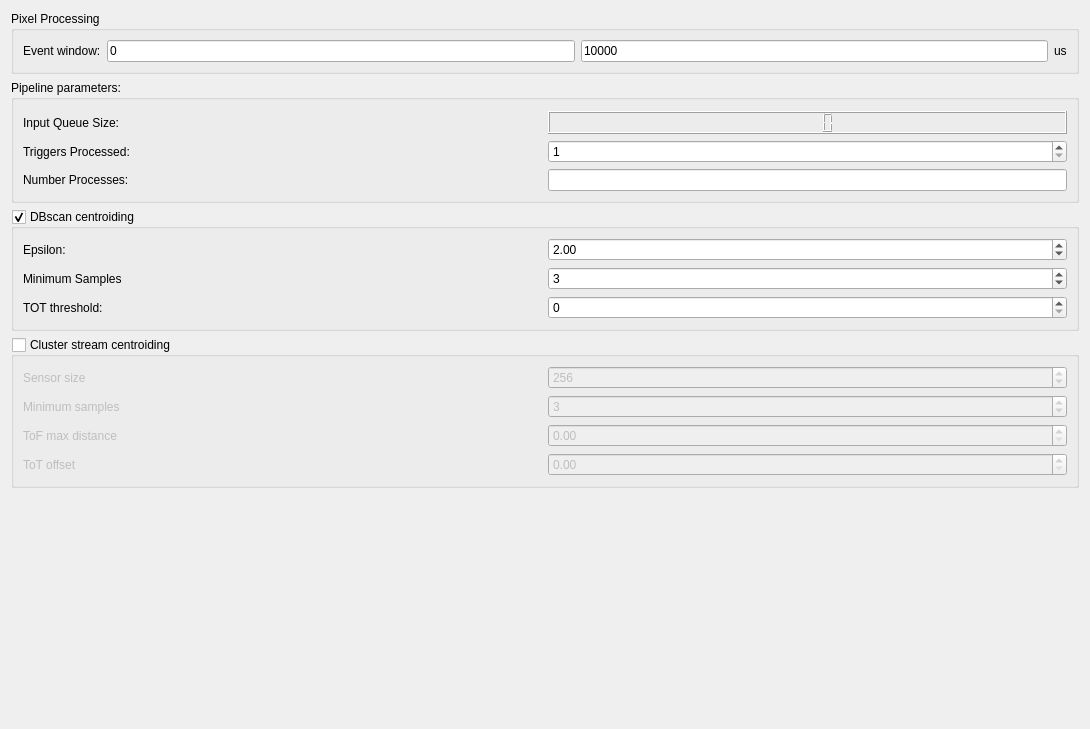
Above: pymepixviewer/panels/ui/processingconfig.ui from CFEL-CMI/pymepix-viewer before the change. Below: the same form after it.
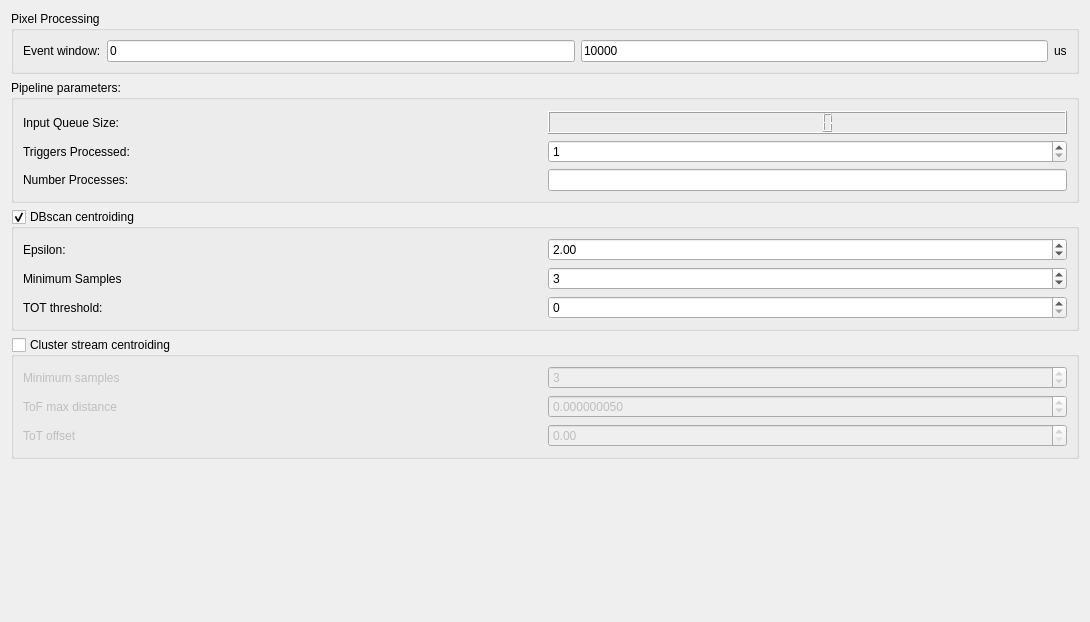
That is the form after the change.

Patch:
```diff
--- a/pymepixviewer/panels/ui/processingconfig.ui
+++ b/pymepixviewer/panels/ui/processingconfig.ui
@@ -7,7 +7,7 @@
     <x>0</x>
     <y>0</y>
     <width>1090</width>
-    <height>729</height>
+    <height>622</height>
    </rect>
   </property>
   <property name="windowTitle">
@@ -252,27 +252,6 @@
         <bool>false</bool>
        </property>
        <layout class="QVBoxLayout" name="verticalLayout_6">
-        <item>
-         <layout class="QHBoxLayout" name="horizontalLayout_2">
-          <item>
-           <widget class="QLabel" name="label">
-            <property name="text">
-             <string>Sensor size</string>
-            </property>
-           </widget>
-          </item>
-          <item>
-           <widget class="QSpinBox" name="cstream_sensorsize">
-            <property name="maximum">
-             <number>1024</number>
-            </property>
-            <property name="value">
-             <number>256</number>
-            </property>
-           </widget>
-          </item>
-         </layout>
-        </item>
         <item>
          <layout class="QHBoxLayout" name="horizontalLayout_3">
           <item>
@@ -287,6 +266,9 @@
             <property name="minimum">
              <number>2</number>
             </property>
+            <property name="maximum">
+             <number>1000</number>
+            </property>
             <property name="value">
              <number>3</number>
             </property>
@@ -304,7 +286,17 @@
            </widget>
           </item>
           <item>
-           <widget class="QDoubleSpinBox" name="cstream_maxtofdist"/>
+           <widget class="QDoubleSpinBox" name="cstream_max_tof_dist">
+            <property name="decimals">
+             <number>9</number>
+            </property>
+            <property name="maximum">
+             <double>0.001000000000000</double>
+            </property>
+            <property name="value">
+             <double>0.000000050000000</double>
+            </property>
+           </widget>
           </item>
          </layout>
         </item>
```
Left out of the diff: 26 changed lines with no effect on the pictures.
